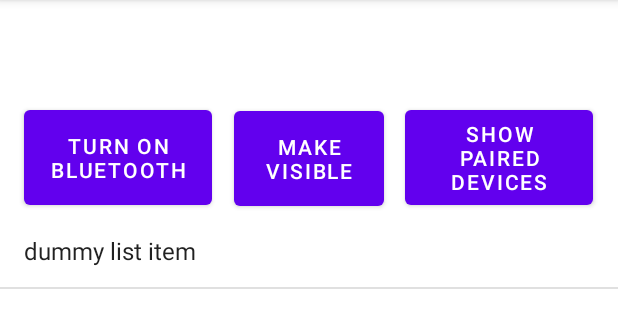
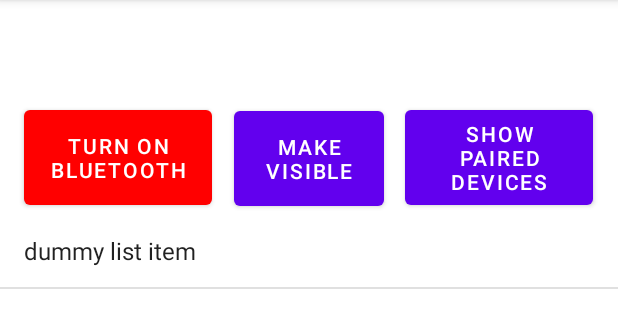
Before and after one commit to doronser/Bluetooth_Chat, an Android app: the screen it shows after launch (ConnectionActivity), on a phone screen of 412 x 824 dp, the part 84-409 px from its top. Run offline under Robolectric (Android 15) with nearby library versions, the phone set to English and light mode, and no system bars; 1 statement that could not run was skipped.

Commit message:
Implemented BT on button

```diff
--- a/app/src/main/AndroidManifest.xml
+++ b/app/src/main/AndroidManifest.xml
@@ -2,7 +2,9 @@
 <manifest xmlns:android="http://schemas.android.com/apk/res/android"
     xmlns:tools="http://schemas.android.com/tools"
     package="com.example.bluetoothchat">
-
+    <uses-permission android:name="android.permission.BLUETOOTH" />
+    <uses-permission android:name="android.permission.BLUETOOTH_ADMIN" />
+    <uses-permission android:name="android.permission.ACCESS_COARSE_LOCATION" />
     <application
         android:allowBackup="true"
         android:icon="@mipmap/ic_launcher"
--- a/app/src/main/java/com/example/bluetoothchat/ConnectionActivity.java
+++ b/app/src/main/java/com/example/bluetoothchat/ConnectionActivity.java
@@ -1,9 +1,14 @@
 package com.example.bluetoothchat;
 
+import androidx.annotation.RequiresApi;
 import androidx.appcompat.app.AppCompatActivity;
+import androidx.core.content.ContextCompat;
 
+import android.bluetooth.BluetoothAdapter;
 import android.content.Intent;
+import android.os.Build;
 import android.os.Bundle;
+import android.util.Log;
 import android.view.ContextMenu;
 import android.view.MenuItem;
 import android.view.View;
@@ -15,19 +20,36 @@ import android.widget.Toast;
 import java.util.ArrayList;
 
 public class ConnectionActivity extends AppCompatActivity {
+    //init BT service
+    int REQUEST_ENABLE_BT=1;
+
+
+
     //added comment for pull request
     //init list and adapter for paired devices context menu
     private ArrayList<String> devices_list = new ArrayList<>();
     private ArrayAdapter<String> devices_listAdapter;
 
     //init list and adapter for chat messages
-    private ArrayList<String> chat_list = new ArrayList<>();
+    //rivate ArrayList<String> chat_list = new ArrayList<>();
     //private ArrayAdapter<String> chat_listAdapter;
 
+    @RequiresApi(api = Build.VERSION_CODES.LOLLIPOP)
     @Override
     protected void onCreate(Bundle savedInstanceState) {
         super.onCreate(savedInstanceState);
         setContentView(R.layout.connection_layout);
+
+        //add dummy item to devices list
+        devices_list.add("dummy list item");
+        devices_listAdapter.notifyDataSetChanged();
+
+        //get BT adapter
+        BluetoothAdapter bluetoothAdapter = BluetoothAdapter.getDefaultAdapter();
+        if (bluetoothAdapter == null) {
+            // Device doesn't support Bluetooth
+            Log.w("no BT", "Failed to get device BlueTooth adapter.");
+        }
 
         //Paired Devices Context Menu
         devices_listAdapter =
@@ -36,13 +58,28 @@ public class ConnectionActivity extends AppCompatActivity {
         lv.setAdapter(devices_listAdapter);
         registerForContextMenu(lv);
 
-        //add dummy item
-        devices_list.add("dummy list item");
-        devices_listAdapter.notifyDataSetChanged();
+        //button to turn on BT
+        Button BT_on_btn = this.findViewById(R.id.BT_on_btn);
+        BT_on_btn.setOnClickListener(v -> {
+            assert bluetoothAdapter != null;
+            if (!bluetoothAdapter.isEnabled()) {
+                Intent enableBtIntent;
+                enableBtIntent = new Intent(BluetoothAdapter.ACTION_REQUEST_ENABLE);
+                startActivityForResult(enableBtIntent, REQUEST_ENABLE_BT);
+                BT_on_btn.setBackgroundTintList(ContextCompat.getColorStateList(this,R.color.button_green));
+                Toast.makeText(getApplicationContext(),"Bluetooth Turned ON",Toast.LENGTH_SHORT).show();
+            } else {
+                bluetoothAdapter.disable();
+                BT_on_btn.setBackgroundTintList(ContextCompat.getColorStateList(this,R.color.button_red));
+                Toast.makeText(getApplicationContext(),"Bluetooth Turned OFF", Toast.LENGTH_SHORT).show();
+            }
+        });
+
+
 
         //button to switch activity
-        Button btnObj = this.findViewById(R.id.make_visible_btn);
-        btnObj.setOnClickListener(v -> {
+        Button make_visible_btn = this.findViewById(R.id.make_visible_btn);
+        make_visible_btn.setOnClickListener(v -> {
 
             Intent intent = new Intent(ConnectionActivity.this, ChatActivity.class);
             intent.putExtra("msg", "switched activities :)");
--- /dev/null
+++ b/app/src/main/res/color/button_green.xml
@@ -0,0 +1,6 @@
+<?xml version="1.0" encoding="utf-8"?>
+<selector xmlns:android="http://schemas.android.com/apk/res/android" >
+    <item
+        android:color="@color/green"
+     />
+</selector>
--- /dev/null
+++ b/app/src/main/res/color/button_red.xml
@@ -0,0 +1,6 @@
+<?xml version="1.0" encoding="utf-8"?>
+<selector xmlns:android="http://schemas.android.com/apk/res/android" >
+    <item
+        android:color="@color/red"
+     />
+</selector>
--- a/app/src/main/res/layout/connection_layout.xml
+++ b/app/src/main/res/layout/connection_layout.xml
@@ -11,6 +11,7 @@
         android:layout_width="125dp"
         android:layout_height="75dp"
         android:text="@string/turn_on_bluetooth"
+        app:backgroundTint="@color/red"
         app:layout_constraintBottom_toBottomOf="parent"
         app:layout_constraintEnd_toStartOf="@+id/make_visible_btn"
         app:layout_constraintHorizontal_bias="0.516"
--- a/app/src/main/res/values/colors.xml
+++ b/app/src/main/res/values/colors.xml
@@ -7,4 +7,6 @@
     <color name="teal_700">#FF018786</color>
     <color name="black">#FF000000</color>
     <color name="white">#FFFFFFFF</color>
+    <color name="red">#FF0000</color>
+    <color name="green">#00FF00</color>
 </resources>
```
